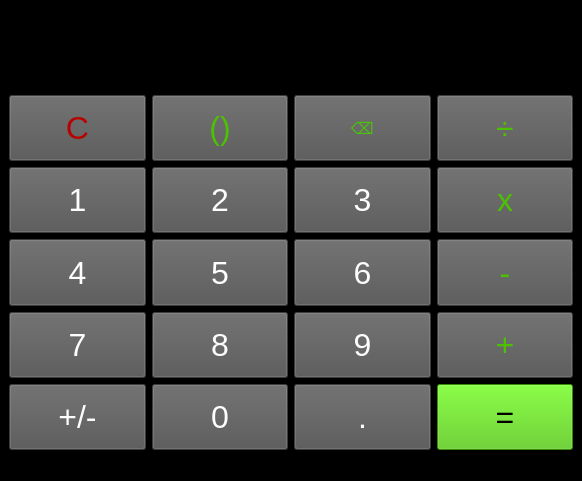
Bartiam/SimpleQtCalculator, file src/calculator.ui: the form before one commit.
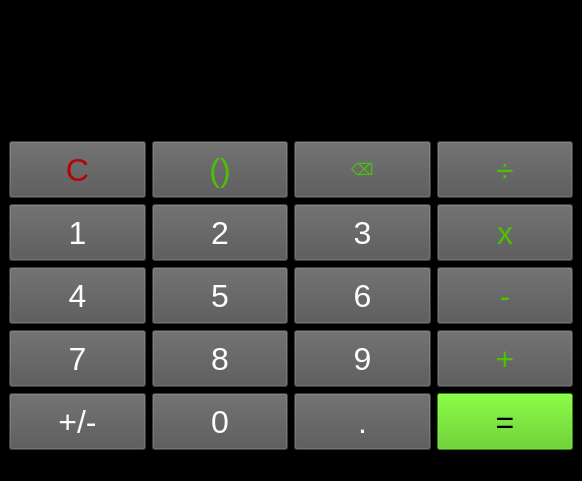
The form after the commit.

```diff
--- a/src/calculator.ui
+++ b/src/calculator.ui
@@ -57,6 +57,39 @@
         </property>
        </widget>
       </item>
+      <item>
+       <widget class="QLineEdit" name="lineEdit_2">
+        <property name="sizePolicy">
+         <sizepolicy hsizetype="Expanding" vsizetype="Fixed">
+          <horstretch>0</horstretch>
+          <verstretch>0</verstretch>
+         </sizepolicy>
+        </property>
+        <property name="minimumSize">
+         <size>
+          <width>0</width>
+          <height>40</height>
+         </size>
+        </property>
+        <property name="font">
+         <font>
+          <pointsize>16</pointsize>
+         </font>
+        </property>
+        <property name="layoutDirection">
+         <enum>Qt::LeftToRight</enum>
+        </property>
+        <property name="styleSheet">
+         <string notr="true">color: rgb(180, 180, 180);</string>
+        </property>
+        <property name="text">
+         <string/>
+        </property>
+        <property name="alignment">
+         <set>Qt::AlignRight|Qt::AlignTrailing|Qt::AlignVCenter</set>
+        </property>
+       </widget>
+      </item>
       <item>
        <layout class="QGridLayout" name="gridLayout">
         <item row="9" column="2">
```
Left out of the diff: 9 changed lines with no effect on the pictures.
